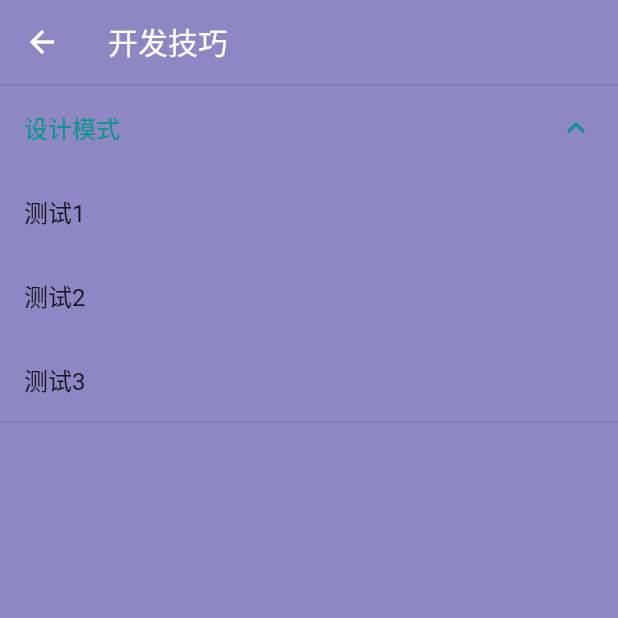
After one commit to Guojx123/flutter_back, a Flutter app: the SkillMainPage screen opened directly, after a tap on "设计模式", on a phone screen of 412 x 824 dp, the top half of it. The commit adds this screen. Run offline on Flutter 3.47's test engine with Material 2 defaults, Android fonts, the phone set to English and light mode, and no system bars; our stand-ins replace date_format, dio, share, shared_preferences, simple_animations, string_scanner and 1 more; missing offline and left inert: markdown_widget; accounts and stored records are empty; statements that could not run were skipped.

Commit message:
增加设计模式

```diff
--- /dev/null
+++ b/lib/model/skill/skill_category.dart
@@ -0,0 +1,29 @@
+import 'package:flutter/material.dart';
+
+List<SkillItemCategory> buildSkillCategoryList = [
+  designPatterns,
+];
+
+SkillItemCategory designPatterns = SkillItemCategory(
+  name: '设计模式',
+  itemList: [
+    ListTile(
+      title: Text('测试1'),
+    ),
+    ListTile(
+      title: Text('测试2'),
+    ),
+    ListTile(
+      title: Text('测试3'),
+    ),
+  ],
+);
+
+
+
+class SkillItemCategory {
+  final String name;
+  final List<Widget> itemList;
+
+  SkillItemCategory({this.name, this.itemList});
+}
--- a/lib/pages/homepage.dart
+++ b/lib/pages/homepage.dart
@@ -1,9 +1,11 @@
 import 'package:back/Pages/mainpage_page_header.dart';
 import 'package:back/Pages/mainpage_page_layout.dart';
-import 'package:back/pages/study/study_mainpage.dart';
+import 'package:back/pages/study/study_main_page.dart';
 import 'package:back/widgets/background_widget.dart';
 import 'package:flutter/cupertino.dart';
 import 'package:flutter/material.dart';
+
+import 'skill/skill_main_page.dart';
 
 class MyHomePage extends StatefulWidget {
   final String title;
@@ -84,7 +86,7 @@ class _MyHomePageState extends State<MyHomePage> {
                           'Show UI Pattern in most Apps \n展示大多数应用的UI样式',
                           'images/skill_bg.png',
                               () {
-                            // Navigator.push(context, MaterialPageRoute(builder: (context) => SkillMainPage()));
+                            Navigator.push(context, MaterialPageRoute(builder: (context) => SkillMainPage()));
                           },
                         ),
                         PageWidget(
--- /dev/null
+++ b/lib/pages/skill/skill_main_list_item.dart
@@ -0,0 +1,26 @@
+import 'package:flutter/material.dart';
+
+class SkillMainPageListItem extends StatefulWidget {
+
+  final String title;
+  final List<Widget> itemList;
+
+  SkillMainPageListItem(this.title,this.itemList);
+
+  @override
+  _SkillMainPageListItemState createState() => _SkillMainPageListItemState();
+}
+
+class _SkillMainPageListItemState extends State<SkillMainPageListItem> {
+
+  String get _title => widget.title;
+  List get _itemList => widget.itemList;
+
+  @override
+  Widget build(BuildContext context) {
+    return ExpansionTile(
+      title: new Text(_title),
+      children: _itemList,
+    );
+  }
+}
--- /dev/null
+++ b/lib/pages/skill/skill_main_page.dart
@@ -0,0 +1,29 @@
+import 'package:back/model/skill/skill_category.dart';
+import 'package:back/pages/skill/skill_main_list_item.dart';
+import 'package:flutter/material.dart';
+
+class SkillMainPage extends StatelessWidget {
+  @override
+  Widget build(BuildContext context) {
+    return Scaffold(
+      appBar: AppBar(
+        title: Text('开发技巧'),
+        backgroundColor: Color(0xFF736AB7).withOpacity(0.8),
+        elevation: 0,
+      ),
+      body: Container(
+        color: Color(0xFF736AB7).withOpacity(0.8),
+        child: ListView.builder(
+          itemBuilder: (context, index) {
+            var itemCategory = buildSkillCategoryList[index];
+            return SkillMainPageListItem(
+              itemCategory.name,
+                itemCategory.itemList,
+            );
+          },
+          itemCount: buildSkillCategoryList.length,
+        ),
+      ),
+    );
+  }
+}
--- a/lib/pages/study/study_mainpage.dart
+++ b/lib/pages/study/study_main_page.dart
@@ -2,7 +2,7 @@ import 'package:back/Model/study/study_category.dart';
 import 'package:flutter/material.dart';
 
 import 'study_category_demo_list.dart';
-import 'study_mainpage_list_item.dart';
+import 'study_main_page_list_item.dart';
 
 class StudyMainPage extends StatelessWidget {
   @override
```
Also changed, not shown: lib/pages/study/study_main_page_list_item.dart (renamed from lib/pages/study/study_mainpage_list_item.dart).
